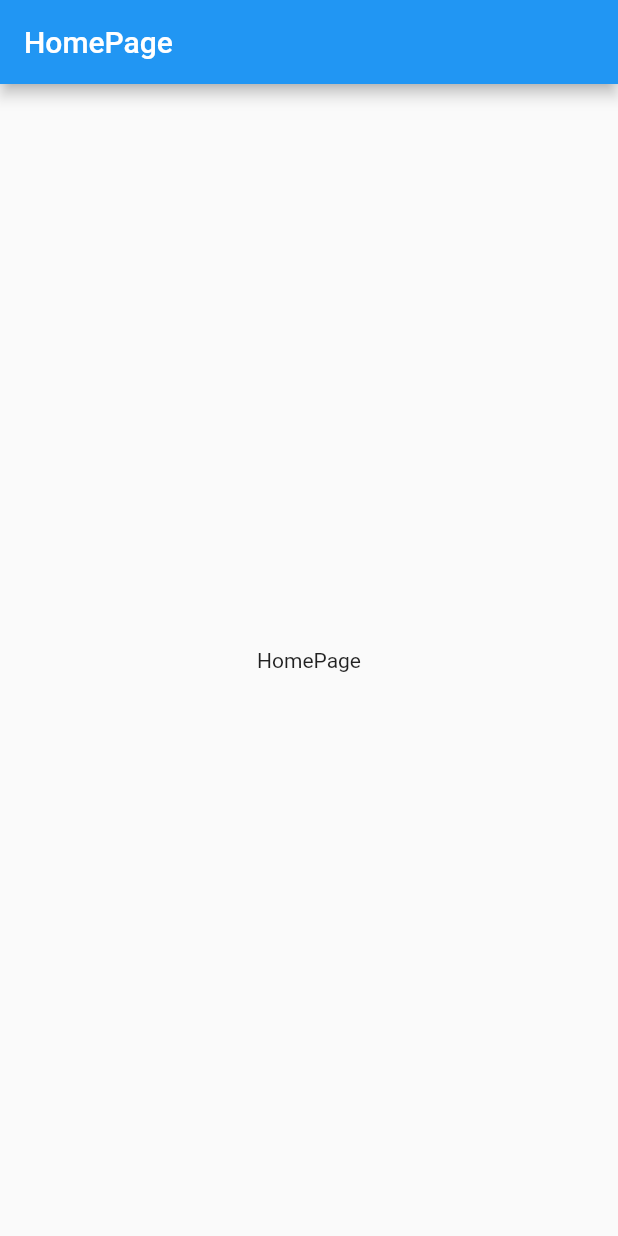
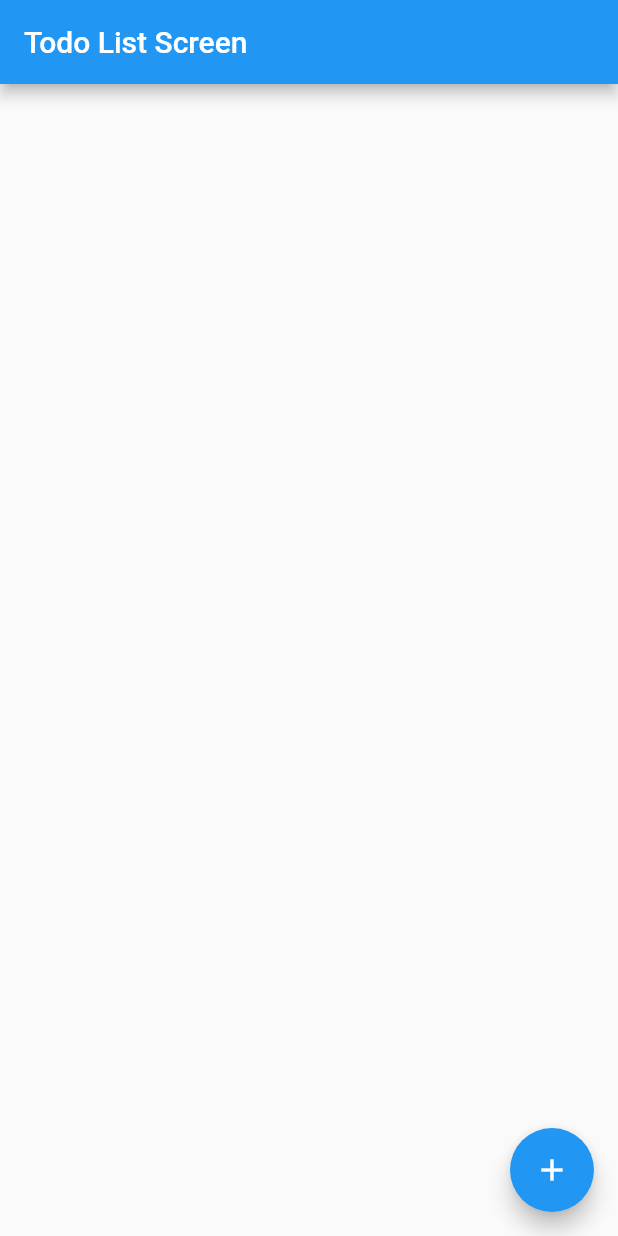
Before and after one commit to furkanarslann/todos_bloc_mediumSample, a Flutter app: the screen it shows after launch, on a phone screen of 412 x 824 dp. Run offline on Flutter 3.47's test engine with Material 2 defaults, Android fonts, the phone set to English and light mode, and no system bars; our stand-ins replace bloc, equatable, flutter_bloc.

Commit message:
project set

```diff
--- /dev/null
+++ b/lib/bloc/todos_bloc.dart
@@ -0,0 +1,21 @@
+import 'package:bloc/bloc.dart';
+import 'package:bloc_todos_app/models/todo.dart';
+import 'package:equatable/equatable.dart';
+
+part 'todos_event.dart';
+part 'todos_state.dart';
+
+class TodosBloc extends Bloc<TodosEvent, TodosState> {
+  TodosBloc() : super(TodosLoaded(todoList: const <Todo>[])) {
+// we declared an initial state by using TodosLoaded state with empty todosList
+    on<AddTodo>((event, emit) {
+      if (state is TodosLoaded) {
+        final prevState = this.state as TodosLoaded;
+        final newState = TodosLoaded(
+            todoList: List.from(prevState.todoList)..add(event.todo));
+        emit(newState);
+      }
+    });
+
+  }
+}
--- /dev/null
+++ b/lib/bloc/todos_event.dart
@@ -0,0 +1,19 @@
+part of 'todos_bloc.dart';
+
+abstract class TodosEvent extends Equatable {
+  const TodosEvent();
+
+  @override
+  List<Object> get props => [];
+}
+
+class AddTodo extends TodosEvent {
+  final Todo todo;
+
+  AddTodo({
+    required this.todo,
+  });
+
+  @override
+  List<Object> get props => [todo];
+}
--- /dev/null
+++ b/lib/bloc/todos_state.dart
@@ -0,0 +1,19 @@
+part of 'todos_bloc.dart';
+
+abstract class TodosState extends Equatable {
+  const TodosState();
+
+  @override
+  List<Object> get props => [];
+}
+
+class TodosInitial extends TodosState {}
+
+class TodosLoaded extends TodosState {
+  final List<Todo> todoList;
+
+  TodosLoaded({required this.todoList});
+
+  @override
+  List<Object> get props => [todoList];
+}
--- a/lib/main.dart
+++ b/lib/main.dart
@@ -1,5 +1,7 @@
+import 'package:bloc_todos_app/bloc/todos_bloc.dart';
 import 'package:bloc_todos_app/pages/homepage.dart';
 import 'package:flutter/material.dart';
+import 'package:flutter_bloc/flutter_bloc.dart';
 
 void main() {
   runApp(const MyApp());
@@ -10,12 +12,15 @@ class MyApp extends StatelessWidget {
 
   @override
   Widget build(BuildContext context) {
-    return MaterialApp(
-      title: 'Flutter Demo',
-      theme: ThemeData(
-        primarySwatch: Colors.blue,
+    return BlocProvider(
+      create: (context) => TodosBloc(),
+      child: MaterialApp(
+        title: 'Flutter Demo',
+        theme: ThemeData(
+          primarySwatch: Colors.blue,
+        ),
+        home: const HomePage(),
       ),
-      home: const HomePage(),
     );
   }
 }
--- /dev/null
+++ b/lib/models/todo.dart
@@ -0,0 +1,6 @@
+class Todo {
+  String title;
+  String? subtitle;
+
+  Todo({required this.title, this.subtitle});
+}
--- a/lib/pages/homepage.dart
+++ b/lib/pages/homepage.dart
@@ -1,4 +1,8 @@
+import 'package:bloc_todos_app/bloc/todos_bloc.dart';
 import 'package:flutter/material.dart';
+import 'package:flutter_bloc/flutter_bloc.dart';
+
+import 'add_todo_page.dart';
 
 class HomePage extends StatelessWidget {
   const HomePage({Key? key}) : super(key: key);
@@ -6,10 +10,44 @@ class HomePage extends StatelessWidget {
   Widget build(BuildContext context) {
     return Scaffold(
       appBar: AppBar(
-        title: Text('HomePage'),
+        title: const Text('Todo List Screen'),
       ),
-      body: Center(
-        child: Text('HomePage'),
+      body: Padding(
+        padding: const EdgeInsets.all(15),
+        child: BlocBuilder<TodosBloc, TodosState>(
+          builder: (context, state) {
+            // read the state attributes here
+            if (state is TodosLoaded) {
+              return ListView.separated(
+                itemBuilder: (context, index) {
+                  var todo = state.todoList.elementAt(index);
+                  return Text('${index + 1}. ${todo.title}');
+                },
+                itemCount: state.todoList.length,
+                separatorBuilder: (context, index) => const Divider(
+                  color: Colors.black,
+                  height: 13,
+                  thickness: 1,
+                ),
+              );
+            } else {
+              return const Center(
+                child: Text('error'),
+              );
+            }
+          },
+        ),
+      ),
+      floatingActionButton: FloatingActionButton(
+        onPressed: () {
+          Navigator.push(
+            context,
+            MaterialPageRoute(
+              builder: (context) => AddTodoPage(),
+            ),
+          );
+        },
+        child: const Icon(Icons.add),
       ),
     );
   }
```
Also changed, not shown: lib/pages/add_todo_page.dart (added, +74 -0 lines).
